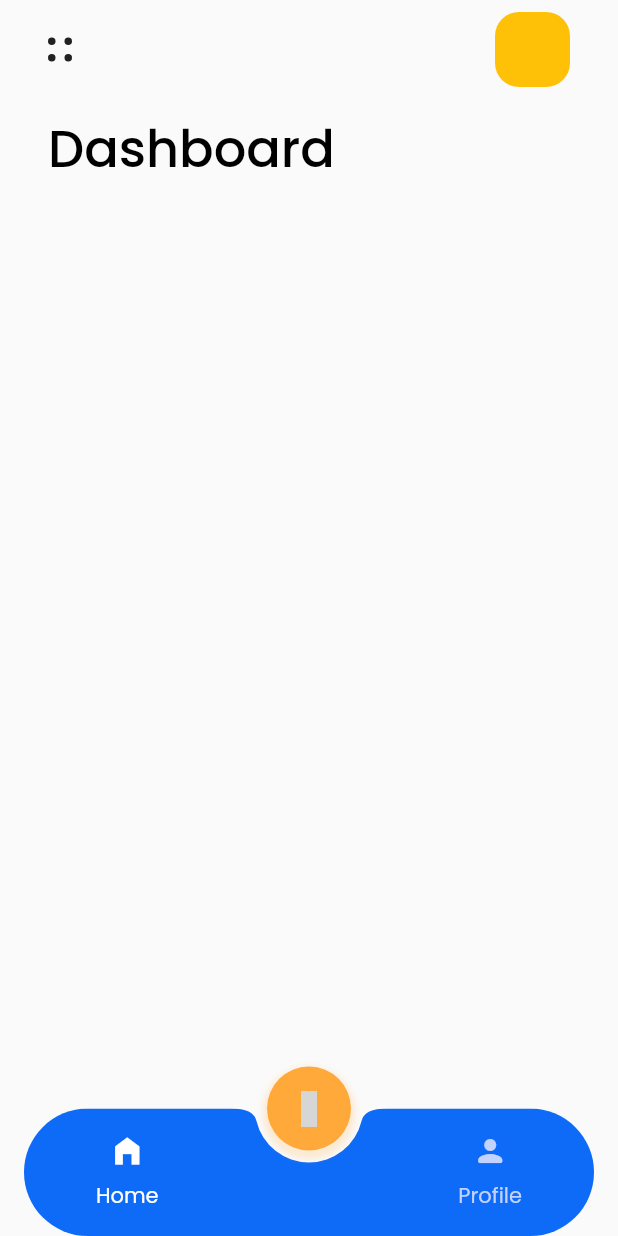
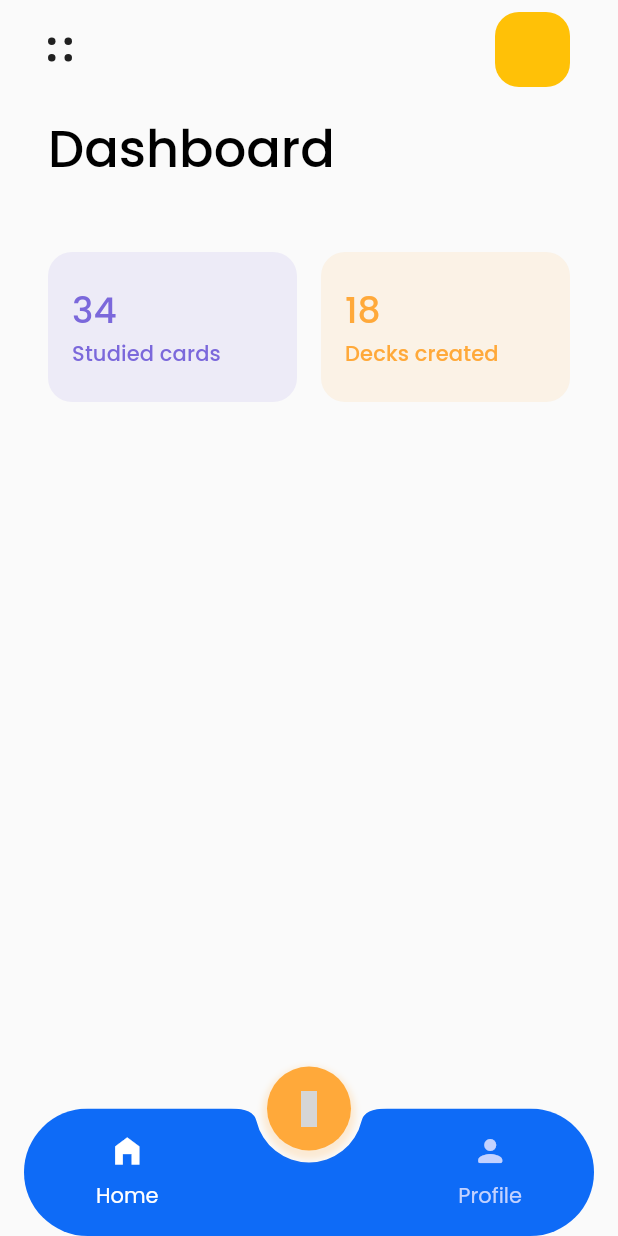
Before and after one commit to wojtekoziol/flash, a Flutter app: the screen it shows after launch, on a phone screen of 412 x 824 dp. Run offline on Flutter 3.47's test engine with Material 2 defaults, Android fonts, the phone set to English and light mode, and no system bars; our stand-ins replace bloc, flutter_hooks, unicons; grey boxes are pictures that could not be loaded.

Commit message:
Add home widgets

```diff
--- a/lib/config/constants.dart
+++ b/lib/config/constants.dart
@@ -9,7 +9,7 @@ const kPaddingXL = 48.0;
 // Colors
 const kOrange = Color(0xffffa93a);
 const kBlue = Color(0xff0e6bf7);
-const kPurple = Color(0xff6f71ff);
+const kPurple = Color(0xff7b68db);
 const kGrey = Color(0xfff9f9f9);
 const kLightBlue = Color(0xffc3d2ff);
 
--- a/lib/config/theme.dart
+++ b/lib/config/theme.dart
@@ -1,6 +1,5 @@
 import 'package:flash/config/constants.dart';
 import 'package:flutter/material.dart';
-import 'package:flutter/services.dart';
 
 final kLightTheme = ThemeData(
   fontFamily: 'Poppins',
@@ -10,6 +9,7 @@ final kLightTheme = ThemeData(
     highlightElevation: 0,
     splashColor: kBlue,
     enableFeedback: true,
+    foregroundColor: Colors.white,
   ),
   bottomAppBarTheme: const BottomAppBarTheme(
     color: kBlue,
@@ -24,8 +24,10 @@ final kLightTheme = ThemeData(
       color: Colors.black,
       fontWeight: FontWeight.w500,
     ),
+    headline5: TextStyle(fontWeight: FontWeight.w500),
   ),
-  appBarTheme: AppBarTheme(
-    systemOverlayStyle: SystemUiOverlayStyle.dark,
+  colorScheme: const ColorScheme.light().copyWith(
+    primary: kBlue,
+    secondary: kPurple,
   ),
 );
--- a/lib/home/home_view.dart
+++ b/lib/home/home_view.dart
@@ -1,5 +1,6 @@
 import 'package:flash/config/constants.dart';
 import 'package:flash/home/widgets/app_logo.dart';
+import 'package:flash/home/widgets/home_widget.dart';
 import 'package:flash/home/widgets/profile_picture.dart';
 import 'package:flutter/material.dart';
 
@@ -8,15 +9,44 @@ class HomeView extends StatelessWidget {
 
   @override
   Widget build(BuildContext context) {
-    final scaffoldColor = Theme.of(context).scaffoldBackgroundColor;
+    final theme = Theme.of(context);
+    final scaffoldColor = theme.scaffoldBackgroundColor;
 
     return SafeArea(
       child: Padding(
         padding: const EdgeInsets.fromLTRB(kPaddingL, kPaddingS, kPaddingL, 0),
         child: Stack(
           children: [
-            // ListView
+            ListView(
+              padding: const EdgeInsets.only(top: kPaddingM * 10),
+              children: [
+                Row(
+                  children: [
+                    Expanded(
+                      child: HomeWidget(
+                        color: theme.colorScheme.secondary,
+                        value: 34,
+                        title: 'Studied cards',
+                      ),
+                    ),
+                    const SizedBox(width: kPaddingM),
+                    Expanded(
+                      child: HomeWidget(
+                        color: theme.floatingActionButtonTheme.backgroundColor!,
+                        value: 18,
+                        title: 'Decks created',
+                      ),
+                    ),
+                  ],
+                ),
+              ],
+            ),
             Column(
+              mainAxisSize: MainAxisSize.min,
+              children: [
+                ColoredBox(
+                  color: theme.scaffoldBackgroundColor,
+                  child: Column(
                     crossAxisAlignment: CrossAxisAlignment.start,
                     children: [
                       Row(
@@ -30,6 +60,9 @@ class HomeView extends StatelessWidget {
                       Text(
                         'Dashboard',
                         style: Theme.of(context).textTheme.headline4,
+                      ),
+                    ],
+                  ),
                 ),
                 Container(
                   height: kPaddingL,
--- /dev/null
+++ b/lib/home/widgets/home_widget.dart
@@ -0,0 +1,45 @@
+import 'package:flash/config/constants.dart';
+import 'package:flutter/material.dart';
+
+class HomeWidget extends StatelessWidget {
+  const HomeWidget({
+    super.key,
+    required this.color,
+    required this.value,
+    required this.title,
+  });
+
+  final Color color;
+  final int value;
+  final String title;
+
+  @override
+  Widget build(BuildContext context) {
+    final textTheme = Theme.of(context).textTheme;
+
+    return Container(
+      height: 100,
+      decoration: BoxDecoration(
+        color: color.withOpacity(0.1),
+        borderRadius: BorderRadius.circular(kPaddingM),
+      ),
+      child: Padding(
+        padding: const EdgeInsets.symmetric(horizontal: kPaddingM),
+        child: Column(
+          mainAxisAlignment: MainAxisAlignment.center,
+          crossAxisAlignment: CrossAxisAlignment.start,
+          children: [
+            Text(
+              '$value',
+              style: textTheme.headline5!.copyWith(color: color),
+            ),
+            Text(
+              title,
+              style: textTheme.subtitle2!.copyWith(color: color),
+            ),
+          ],
+        ),
+      ),
+    );
+  }
+}
```
Lines whose indentation alone changed are shown as unchanged.
